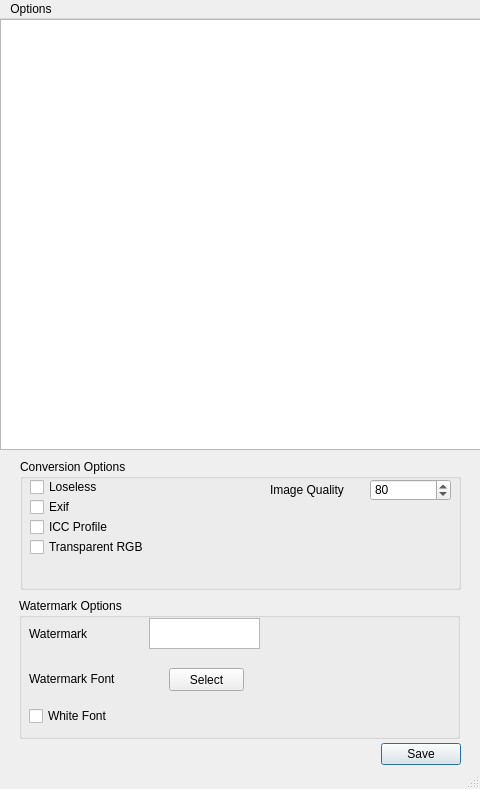
First picture: the form in WebPConverterGUI.ui, repository C4NU/Paddie, before the edit.
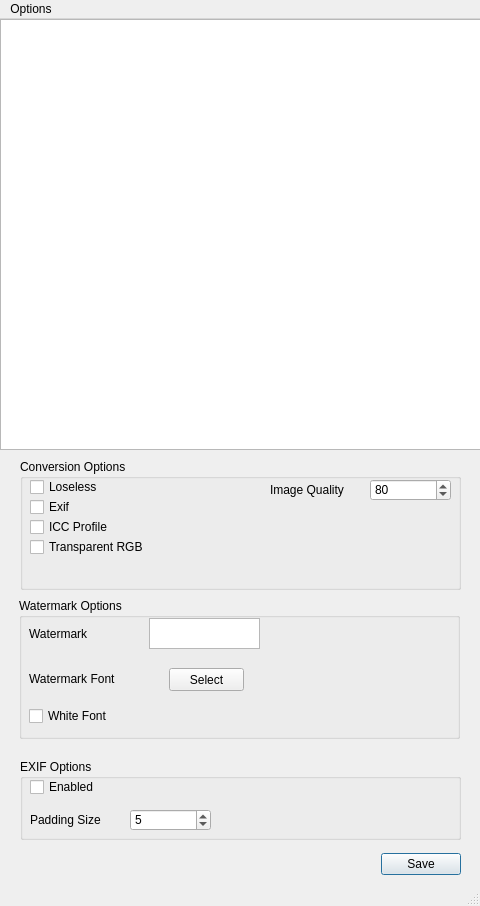
Second picture: the form after the edit. Icons and pictures are not drawn.

Commit message: [ADD] EXIF 추가된 이미지 생성 ui 추가

```diff
--- a/WebPConverterGUI.ui
+++ b/WebPConverterGUI.ui
@@ -7,7 +7,7 @@
     <x>0</x>
     <y>0</y>
     <width>480</width>
-    <height>789</height>
+    <height>906</height>
    </rect>
   </property>
   <property name="acceptDrops">
@@ -234,7 +234,7 @@
     <property name="geometry">
      <rect>
       <x>380</x>
-      <y>720</y>
+      <y>830</y>
       <width>81</width>
       <height>31</height>
      </rect>
@@ -243,6 +243,64 @@
      <set>QDialogButtonBox::Save</set>
     </property>
    </widget>
+   <widget class="QGroupBox" name="ExifOptionBox_2">
+    <property name="geometry">
+     <rect>
+      <x>20</x>
+      <y>740</y>
+      <width>441</width>
+      <height>81</height>
+     </rect>
+    </property>
+    <property name="title">
+     <string>EXIF Options</string>
+    </property>
+    <widget class="QCheckBox" name="EnableExifPadding">
+     <property name="geometry">
+      <rect>
+       <x>10</x>
+       <y>20</y>
+       <width>91</width>
+       <height>16</height>
+      </rect>
+     </property>
+     <property name="text">
+      <string>Enabled</string>
+     </property>
+    </widget>
+    <widget class="QLabel" name="label_4">
+     <property name="geometry">
+      <rect>
+       <x>10</x>
+       <y>50</y>
+       <width>91</width>
+       <height>21</height>
+      </rect>
+     </property>
+     <property name="text">
+      <string>Padding Size</string>
+     </property>
+    </widget>
+    <widget class="QSpinBox" name="ImageQualityBox_2">
+     <property name="geometry">
+      <rect>
+       <x>110</x>
+       <y>50</y>
+       <width>81</width>
+       <height>22</height>
+      </rect>
+     </property>
+     <property name="minimum">
+      <number>1</number>
+     </property>
+     <property name="maximum">
+      <number>25</number>
+     </property>
+     <property name="value">
+      <number>5</number>
+     </property>
+    </widget>
+   </widget>
   </widget>
   <widget class="QMenuBar" name="menubar">
    <property name="geometry">
```
Left out of the diff: 2 changed lines with no effect on the pictures.
